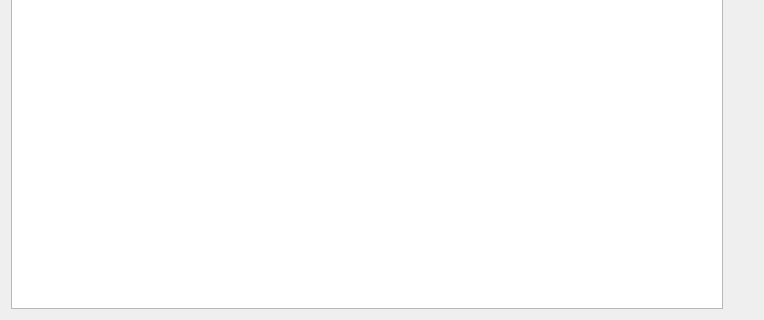
Qt form DiceBookMark/dicebookmarkwidget.ui (Rolisteam/rolisteam) before a commit; both pictures show x 0 to 764 and y 301 to 621 of the 764 by 621 pixel window.
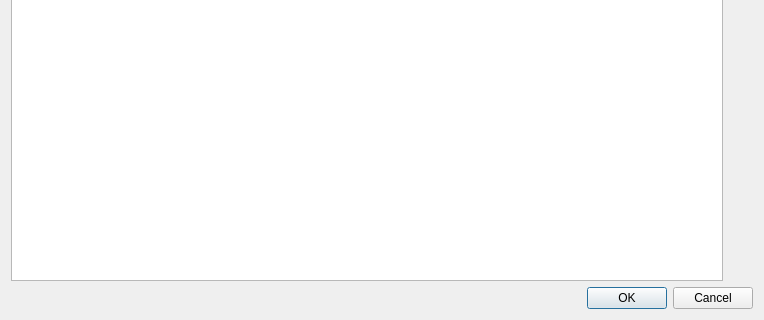
The same form after that commit. Icons and pictures are not drawn.

```diff
--- a/DiceBookMark/dicebookmarkwidget.ui
+++ b/DiceBookMark/dicebookmarkwidget.ui
@@ -1,7 +1,7 @@
 <?xml version="1.0" encoding="UTF-8"?>
 <ui version="4.0">
  <class>DiceBookMarkWidget</class>
- <widget class="QWidget" name="DiceBookMarkWidget">
+ <widget class="QDialog" name="DiceBookMarkWidget">
   <property name="geometry">
    <rect>
     <x>0</x>
@@ -73,6 +73,13 @@
      </item>
     </layout>
    </item>
+   <item>
+    <widget class="QDialogButtonBox" name="buttonBox">
+     <property name="standardButtons">
+      <set>QDialogButtonBox::Cancel|QDialogButtonBox::Ok</set>
+     </property>
+    </widget>
+   </item>
   </layout>
  </widget>
  <resources>
```
Left out of the diff: 35 changed lines with no effect on the pictures.
